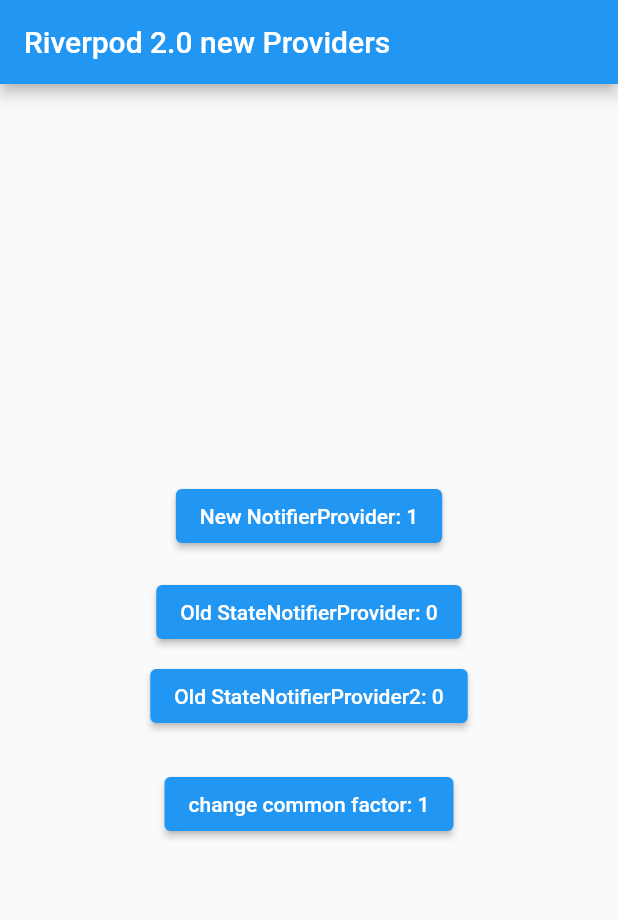
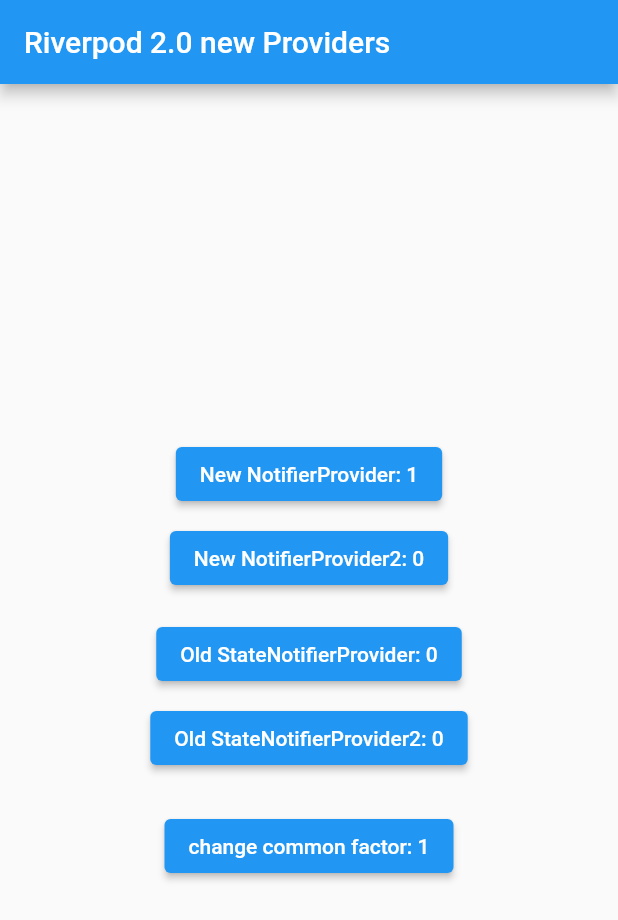
Before and after one commit to schilken/state_notifier_vs_notifier, a Flutter app: the screen it shows after launch, after a tap on an icon or button, on a phone screen of 412 x 824 dp. Shown: the top 920 px of the screen. Run offline on Flutter 3.47's test engine with Material 2 defaults, Android fonts, the phone set to English and light mode, and no system bars; our stand-ins replace flutter_riverpod.

Commit message:
add newCounterProvider2 as AutoDisposeNotifierProvider

```diff
--- a/lib/counter_new.dart
+++ b/lib/counter_new.dart
@@ -15,6 +15,7 @@
 
   @override
   int build() {
+    ref.onDispose(() => print('CounterNew.onDispose'));
     _delta = ref.watch(dependencyProvider);
     print('CounterNew.build _delta: $_delta ');
     return _cachedState ?? 0;
--- /dev/null
+++ b/lib/counter_new2.dart
@@ -0,0 +1,30 @@
+// ignore_for_file: avoid_print
+
+import 'package:flutter_riverpod/flutter_riverpod.dart';
+
+import 'dependency.dart';
+
+class CounterNew2 extends AutoDisposeNotifier<int> {
+  CounterNew2() {
+    print('CounterNew2.constructor _delta: $_delta');
+  }
+
+  int _delta = 0;
+  int? _cachedState;
+
+  @override
+  int build() {
+    ref.onDispose(() => print('CounterNew2.onDispose'));
+    _delta = ref.watch(dependencyProvider);
+    print('CounterNew2.build _delta: $_delta ');
+    return _cachedState ?? 0;
+  }
+
+  void increment() {
+    state += _delta;
+    _cachedState = state;
+  }
+}
+
+final newCounterProvider2 =
+    AutoDisposeNotifierProvider<CounterNew2, int>(CounterNew2.new);
--- a/lib/counter_old2.dart
+++ b/lib/counter_old2.dart
@@ -6,6 +6,7 @@
 class CounterOld2 extends StateNotifier<int> {
   CounterOld2(this.ref) : super(0) {
     _delta = ref.watch(dependencyProvider);
+    ref.onDispose(() => print('CounterOld2.onDispose'));
     print('CounterOld2.constructor _delta: $_delta');
   }
   final StateNotifierProviderRef<CounterOld2, int> ref;
--- a/lib/main.dart
+++ b/lib/main.dart
@@ -2,6 +2,7 @@
 import 'package:flutter_riverpod/flutter_riverpod.dart';
 
 import 'counter_new.dart';
+import 'counter_new2.dart';
 import 'counter_old.dart';
 import 'counter_old2.dart';
 import 'dependency.dart';
@@ -54,6 +55,15 @@
                 'New NotifierProvider: ${ref.watch(newCounterProvider)}',
               ),
             ),
+            const SizedBox(height: 8),
+            ElevatedButton(
+              onPressed: () {
+                ref.read(newCounterProvider2.notifier).increment();
+              },
+              child: Text(
+                'New NotifierProvider2: ${ref.watch(newCounterProvider2)}',
+              ),
+            ),
             const SizedBox(height: 16),
             ElevatedButton(
               onPressed: () {
```
